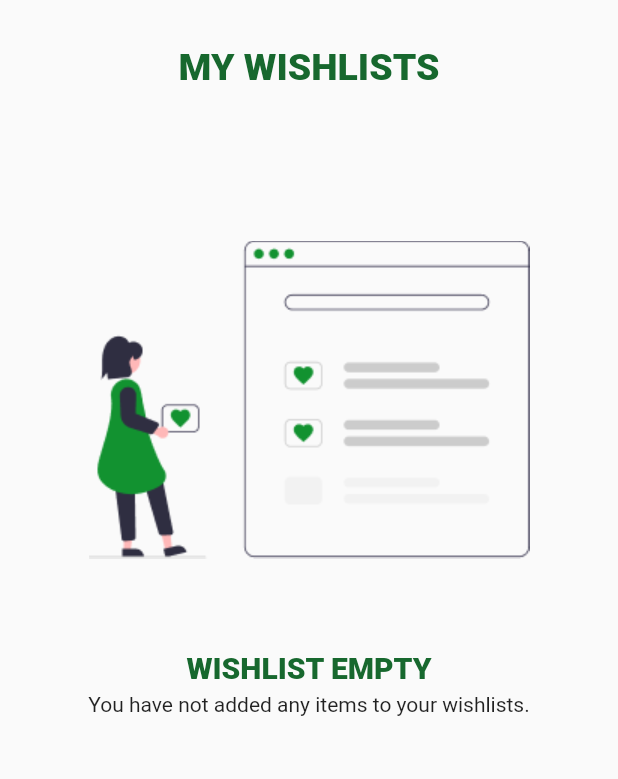
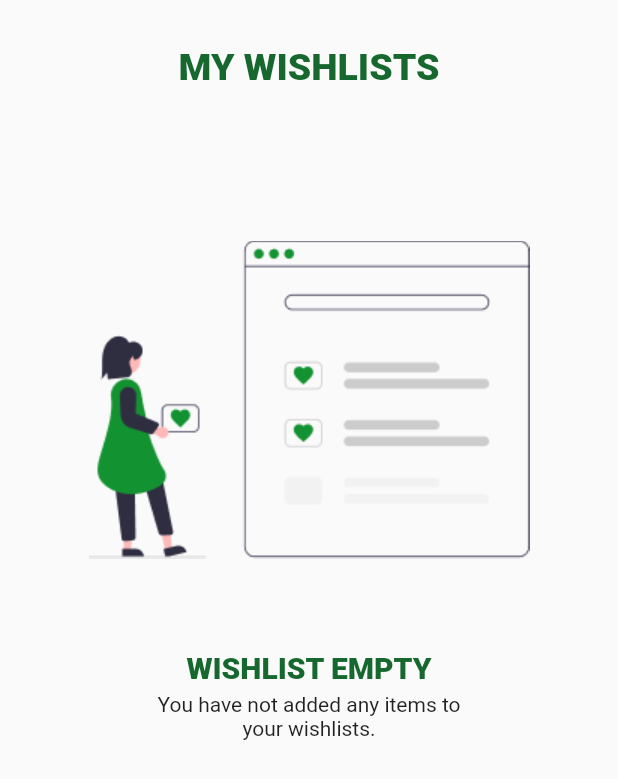
Before and after one commit to proghaddad/Freshly-Delivered-App, a Flutter app: the WishList screen opened directly, on a phone screen of 412 x 824 dp. Shown: the top 779 px of the screen. Run offline on Flutter 3.47's test engine with Material 2 defaults, Android fonts, the phone set to English and light mode, and no system bars; our stand-ins replace animated_splash_screen, carousel_slider, hexcolor.

Commit message:
Update wishlist text

```diff
--- a/lib/Screens/wishlist.dart
+++ b/lib/Screens/wishlist.dart
@@ -31,8 +31,8 @@ class _WishListState extends State<WishList> {
                 child: Text('WISHLIST EMPTY',style: TextStyle(color: HexColor('#17682E'),fontSize: 20,fontWeight: FontWeight.w900,)),
               ),
               const Padding(
-                padding: EdgeInsets.only( top : 5.0),
-                child: Text('You have not added any items to your wishlists.'),
+                padding: EdgeInsets.only(top : 5.0,right: 100,left: 100),
+                child: Text('You have not added any items to your wishlists.',textAlign: TextAlign.center,),
               ),
             ],
           ),
```
